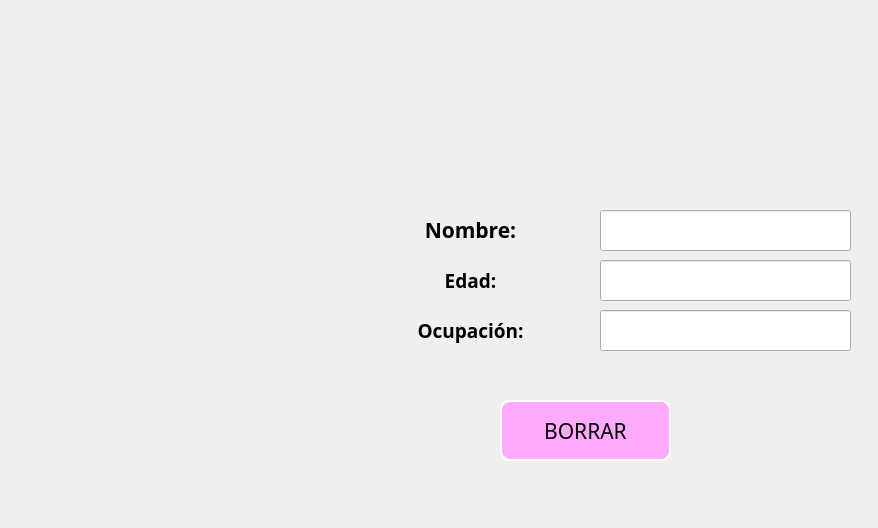
Qt form Unidad 2/P10_ClicImage.ui (Sofifdz/-PROGRAMACION-DE-INTERFACES-Y-PUERTOS) before a commit.
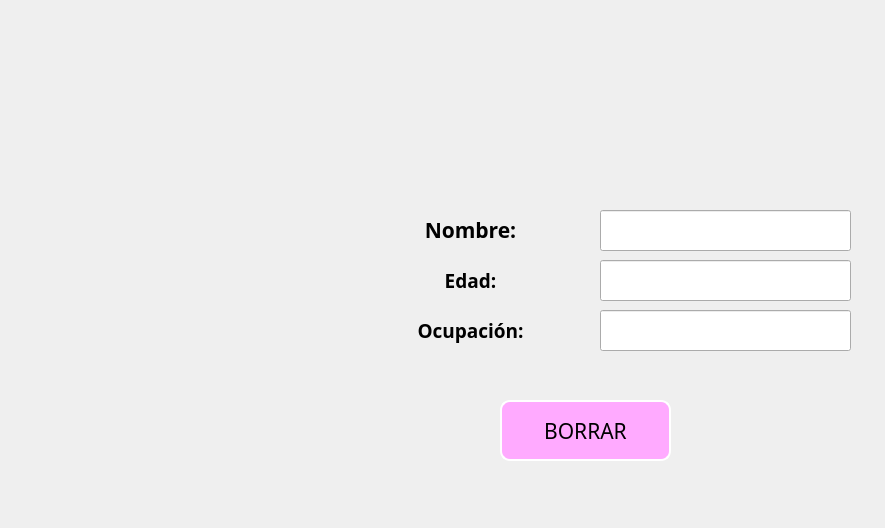
The same form after that commit. Icons and pictures are not drawn.

What changed in the file:
```diff
--- a/Unidad 2/P10_ClicImage.ui
+++ b/Unidad 2/P10_ClicImage.ui
@@ -6,7 +6,7 @@
    <rect>
     <x>0</x>
     <y>0</y>
-    <width>878</width>
+    <width>885</width>
     <height>528</height>
    </rect>
   </property>
```
